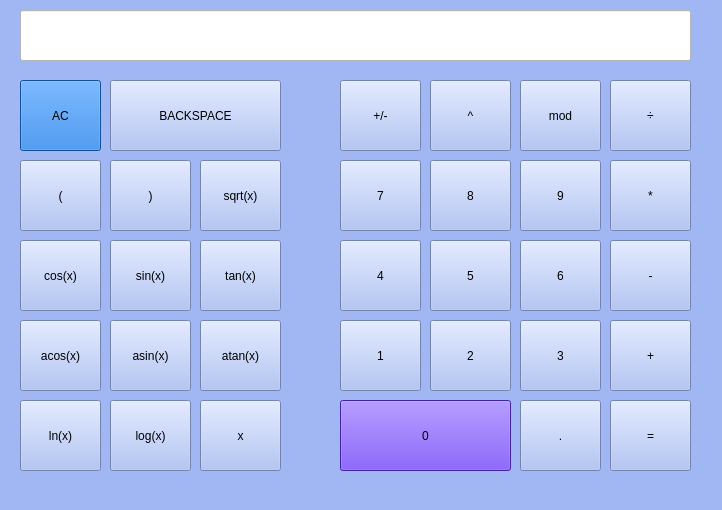
Qt form src/smart_calc/mainwindow.ui (liubavabarsegian/s21-SmartCalc_v1.0) before a commit.
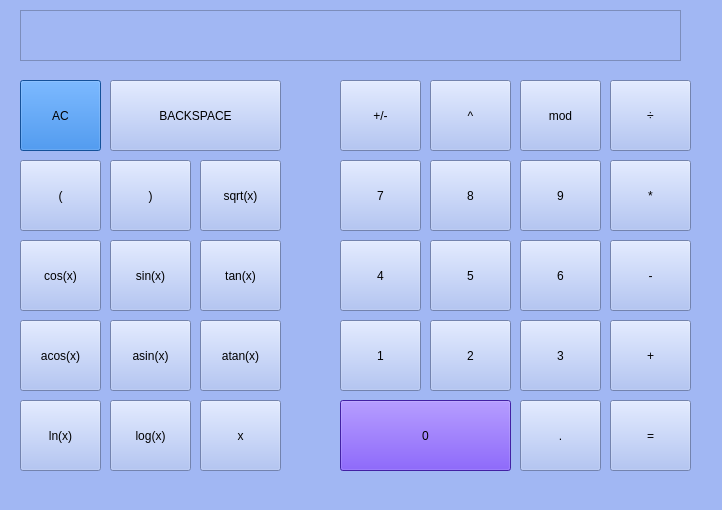
The same form after that commit.

Patch:
```diff
--- a/src/smart_calc/mainwindow.ui
+++ b/src/smart_calc/mainwindow.ui
@@ -17,28 +17,6 @@
    <string notr="true">background-color:rgb(161, 183, 243)</string>
   </property>
   <widget class="QWidget" name="centralwidget">
-   <widget class="QLineEdit" name="lineEdit">
-    <property name="geometry">
-     <rect>
-      <x>20</x>
-      <y>10</y>
-      <width>671</width>
-      <height>51</height>
-     </rect>
-    </property>
-    <property name="styleSheet">
-     <string notr="true">background-color: rgb(255, 255, 255)</string>
-    </property>
-    <property name="text">
-     <string/>
-    </property>
-    <property name="cursorPosition">
-     <number>0</number>
-    </property>
-    <property name="alignment">
-     <set>Qt::AlignRight|Qt::AlignTrailing|Qt::AlignVCenter</set>
-    </property>
-   </widget>
    <widget class="QPushButton" name="pushButton_0">
     <property name="geometry">
      <rect>
@@ -474,6 +452,475 @@
      <string>x</string>
     </property>
    </widget>
+   <widget class="QTextEdit" name="textEdit">
+    <property name="geometry">
+     <rect>
+      <x>20</x>
+      <y>10</y>
+      <width>661</width>
+      <height>51</height>
+     </rect>
+    </property>
+    <property name="palette">
+     <palette>
+      <active>
+       <colorrole role="WindowText">
+        <brush brushstyle="SolidPattern">
+         <color alpha="255">
+          <red>0</red>
+          <green>0</green>
+          <blue>0</blue>
+         </color>
+        </brush>
+       </colorrole>
+       <colorrole role="Button">
+        <brush brushstyle="SolidPattern">
+         <color alpha="255">
+          <red>161</red>
+          <green>183</green>
+          <blue>243</blue>
+         </color>
+        </brush>
+       </colorrole>
+       <colorrole role="Light">
+        <brush brushstyle="SolidPattern">
+         <color alpha="255">
+          <red>255</red>
+          <green>255</green>
+          <blue>255</blue>
+         </color>
+        </brush>
+       </colorrole>
+       <colorrole role="Midlight">
+        <brush brushstyle="SolidPattern">
+         <color alpha="255">
+          <red>208</red>
+          <green>219</green>
+          <blue>249</blue>
+         </color>
+        </brush>
+       </colorrole>
+       <colorrole role="Dark">
+        <brush brushstyle="SolidPattern">
+         <color alpha="255">
+          <red>80</red>
+          <green>91</green>
+          <blue>121</blue>
+         </color>
+        </brush>
+       </colorrole>
+       <colorrole role="Mid">
+        <brush brushstyle="SolidPattern">
+         <color alpha="255">
+          <red>107</red>
+          <green>122</green>
+          <blue>162</blue>
+         </color>
+        </brush>
+       </colorrole>
+       <colorrole role="Text">
+        <brush brushstyle="SolidPattern">
+         <color alpha="255">
+          <red>0</red>
+          <green>0</green>
+          <blue>0</blue>
+         </color>
+        </brush>
+       </colorrole>
+       <colorrole role="BrightText">
+        <brush brushstyle="SolidPattern">
+         <color alpha="255">
+          <red>255</red>
+          <green>255</green>
+          <blue>255</blue>
+         </color>
+        </brush>
+       </colorrole>
+       <colorrole role="ButtonText">
+        <brush brushstyle="SolidPattern">
+         <color alpha="255">
+          <red>0</red>
+          <green>0</green>
+          <blue>0</blue>
+         </color>
+        </brush>
+       </colorrole>
+       <colorrole role="Base">
+        <brush brushstyle="SolidPattern">
+         <color alpha="255">
+          <red>255</red>
+          <green>255</green>
+          <blue>255</blue>
+         </color>
+        </brush>
+       </colorrole>
+       <colorrole role="Window">
+        <brush brushstyle="SolidPattern">
+         <color alpha="255">
+          <red>255</red>
+          <green>255</green>
+          <blue>255</blue>
+         </color>
+        </brush>
+       </colorrole>
+       <colorrole role="Shadow">
+        <brush brushstyle="SolidPattern">
+         <color alpha="255">
+          <red>0</red>
+          <green>0</green>
+          <blue>0</blue>
+         </color>
+        </brush>
+       </colorrole>
+       <colorrole role="AlternateBase">
+        <brush brushstyle="SolidPattern">
+         <color alpha="255">
+          <red>208</red>
+          <green>219</green>
+          <blue>249</blue>
+         </color>
+        </brush>
+       </colorrole>
+       <colorrole role="ToolTipBase">
+        <brush brushstyle="SolidPattern">
+         <color alpha="255">
+          <red>255</red>
+          <green>255</green>
+          <blue>220</blue>
+         </color>
+        </brush>
+       </colorrole>
+       <colorrole role="ToolTipText">
+        <brush brushstyle="SolidPattern">
+         <color alpha="255">
+          <red>0</red>
+          <green>0</green>
+          <blue>0</blue>
+         </color>
+        </brush>
+       </colorrole>
+       <colorrole role="PlaceholderText">
+        <brush brushstyle="SolidPattern">
+         <color alpha="128">
+          <red>0</red>
+          <green>0</green>
+          <blue>0</blue>
+         </color>
+        </brush>
+       </colorrole>
+      </active>
+      <inactive>
+       <colorrole role="WindowText">
+        <brush brushstyle="SolidPattern">
+         <color alpha="255">
+          <red>0</red>
+          <green>0</green>
+          <blue>0</blue>
+         </color>
+        </brush>
+       </colorrole>
+       <colorrole role="Button">
+        <brush brushstyle="SolidPattern">
+         <color alpha="255">
+          <red>161</red>
+          <green>183</green>
+          <blue>243</blue>
+         </color>
+        </brush>
+       </colorrole>
+       <colorrole role="Light">
+        <brush brushstyle="SolidPattern">
+         <color alpha="255">
+          <red>255</red>
+          <green>255</green>
+          <blue>255</blue>
+         </color>
+        </brush>
+       </colorrole>
+       <colorrole role="Midlight">
+        <brush brushstyle="SolidPattern">
+         <color alpha="255">
+          <red>208</red>
+          <green>219</green>
+          <blue>249</blue>
+         </color>
+        </brush>
+       </colorrole>
+       <colorrole role="Dark">
+        <brush brushstyle="SolidPattern">
+         <color alpha="255">
+          <red>80</red>
+          <green>91</green>
+          <blue>121</blue>
+         </color>
+        </brush>
+       </colorrole>
+       <colorrole role="Mid">
+        <brush brushstyle="SolidPattern">
+         <color alpha="255">
+          <red>107</red>
+          <green>122</green>
+          <blue>162</blue>
+         </color>
+        </brush>
+       </colorrole>
+       <colorrole role="Text">
+        <brush brushstyle="SolidPattern">
+         <color alpha="255">
+          <red>0</red>
+          <green>0</green>
+          <blue>0</blue>
+         </color>
+        </brush>
+       </colorrole>
+       <colorrole role="BrightText">
+        <brush brushstyle="SolidPattern">
+         <color alpha="255">
+          <red>255</red>
+          <green>255</green>
+          <blue>255</blue>
+         </color>
+        </brush>
+       </colorrole>
+       <colorrole role="ButtonText">
+        <brush brushstyle="SolidPattern">
+         <color alpha="255">
+          <red>0</red>
+          <green>0</green>
+          <blue>0</blue>
+         </color>
+        </brush>
+       </colorrole>
+       <colorrole role="Base">
+        <brush brushstyle="SolidPattern">
+         <color alpha="255">
+          <red>255</red>
+          <green>255</green>
+          <blue>255</blue>
+         </color>
+        </brush>
+       </colorrole>
+       <colorrole role="Window">
+        <brush brushstyle="SolidPattern">
+         <color alpha="255">
+          <red>255</red>
+          <green>255</green>
+          <blue>255</blue>
+         </color>
+        </brush>
+       </colorrole>
+       <colorrole role="Shadow">
+        <brush brushstyle="SolidPattern">
+         <color alpha="255">
+          <red>0</red>
+          <green>0</green>
+          <blue>0</blue>
+         </color>
+        </brush>
+       </colorrole>
+       <colorrole role="AlternateBase">
+        <brush brushstyle="SolidPattern">
+         <color alpha="255">
+          <red>208</red>
+          <green>219</green>
+          <blue>249</blue>
+         </color>
+        </brush>
+       </colorrole>
+       <colorrole role="ToolTipBase">
+        <brush brushstyle="SolidPattern">
+         <color alpha="255">
+          <red>255</red>
+          <green>255</green>
+          <blue>220</blue>
+         </color>
+        </brush>
+       </colorrole>
+       <colorrole role="ToolTipText">
+        <brush brushstyle="SolidPattern">
+         <color alpha="255">
+          <red>0</red>
+          <green>0</green>
+          <blue>0</blue>
+         </color>
+        </brush>
+       </colorrole>
+       <colorrole role="PlaceholderText">
+        <brush brushstyle="SolidPattern">
+         <color alpha="128">
+          <red>0</red>
+          <green>0</green>
+          <blue>0</blue>
+         </color>
+        </brush>
+       </colorrole>
+      </inactive>
+      <disabled>
+       <colorrole role="WindowText">
+        <brush brushstyle="SolidPattern">
+         <color alpha="255">
+          <red>80</red>
+          <green>91</green>
+          <blue>121</blue>
+         </color>
+        </brush>
+       </colorrole>
+       <colorrole role="Button">
+        <brush brushstyle="SolidPattern">
+         <color alpha="255">
+          <red>161</red>
+          <green>183</green>
+          <blue>243</blue>
+         </color>
+        </brush>
+       </colorrole>
+       <colorrole role="Light">
+        <brush brushstyle="SolidPattern">
+         <color alpha="255">
+          <red>255</red>
+          <green>255</green>
+          <blue>255</blue>
+         </color>
+        </brush>
+       </colorrole>
+       <colorrole role="Midlight">
+        <brush brushstyle="SolidPattern">
+         <color alpha="255">
+          <red>208</red>
+          <green>219</green>
+          <blue>249</blue>
+         </color>
+        </brush>
+       </colorrole>
+       <colorrole role="Dark">
+        <brush brushstyle="SolidPattern">
+         <color alpha="255">
+          <red>80</red>
+          <green>91</green>
+          <blue>121</blue>
+         </color>
+        </brush>
+       </colorrole>
+       <colorrole role="Mid">
+        <brush brushstyle="SolidPattern">
+         <color alpha="255">
+          <red>107</red>
+          <green>122</green>
+          <blue>162</blue>
+         </color>
+        </brush>
+       </colorrole>
+       <colorrole role="Text">
+        <brush brushstyle="SolidPattern">
+         <color alpha="255">
+          <red>80</red>
+          <green>91</green>
+          <blue>121</blue>
+         </color>
+        </brush>
+       </colorrole>
+       <colorrole role="BrightText">
+        <brush brushstyle="SolidPattern">
+         <color alpha="255">
+          <red>255</red>
+          <green>255</green>
+          <blue>255</blue>
+         </color>
+        </brush>
+       </colorrole>
+       <colorrole role="ButtonText">
+        <brush brushstyle="SolidPattern">
+         <color alpha="255">
+          <red>80</red>
+          <green>91</green>
+          <blue>121</blue>
+         </color>
+        </brush>
+       </colorrole>
+       <colorrole role="Base">
+        <brush brushstyle="SolidPattern">
+         <color alpha="255">
+          <red>255</red>
+          <green>255</green>
+          <blue>255</blue>
+         </color>
+        </brush>
+       </colorrole>
+       <colorrole role="Window">
+        <brush brushstyle="SolidPattern">
+         <color alpha="255">
+          <red>255</red>
+          <green>255</green>
+          <blue>255</blue>
+         </color>
+        </brush>
+       </colorrole>
+       <colorrole role="Shadow">
+        <brush brushstyle="SolidPattern">
+         <color alpha="255">
+          <red>0</red>
+          <green>0</green>
+          <blue>0</blue>
+         </color>
+        </brush>
+       </colorrole>
+       <colorrole role="AlternateBase">
+        <brush brushstyle="SolidPattern">
+         <color alpha="255">
+          <red>161</red>
+          <green>183</green>
+          <blue>243</blue>
+         </color>
+        </brush>
+       </colorrole>
+       <colorrole role="ToolTipBase">
+        <brush brushstyle="SolidPattern">
+         <color alpha="255">
+          <red>255</red>
+          <green>255</green>
+          <blue>220</blue>
+         </color>
+        </brush>
+       </colorrole>
+       <colorrole role="ToolTipText">
+        <brush brushstyle="SolidPattern">
+         <color alpha="255">
+          <red>0</red>
+          <green>0</green>
+          <blue>0</blue>
+         </color>
+        </brush>
+       </colorrole>
+       <colorrole role="PlaceholderText">
+        <brush brushstyle="SolidPattern">
+         <color alpha="128">
+          <red>0</red>
+          <green>0</green>
+          <blue>0</blue>
+         </color>
+        </brush>
+       </colorrole>
+      </disabled>
+     </palette>
+    </property>
+    <property name="font">
+     <font>
+      <family>Ubuntu Mono</family>
+      <pointsize>16</pointsize>
+      <weight>75</weight>
+      <bold>true</bold>
+     </font>
+    </property>
+    <property name="autoFillBackground">
+     <bool>false</bool>
+    </property>
+    <property name="lineWrapColumnOrWidth">
+     <number>0</number>
+    </property>
+    <property name="readOnly">
+     <bool>true</bool>
+    </property>
+   </widget>
   </widget>
   <widget class="QMenuBar" name="menubar">
    <property name="geometry">
```
